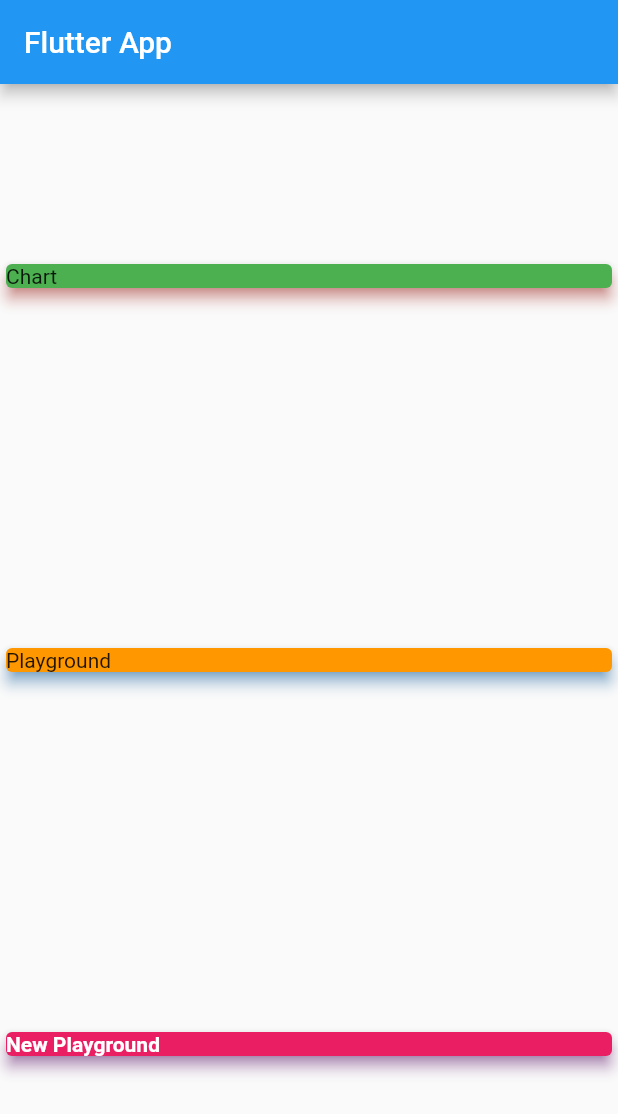
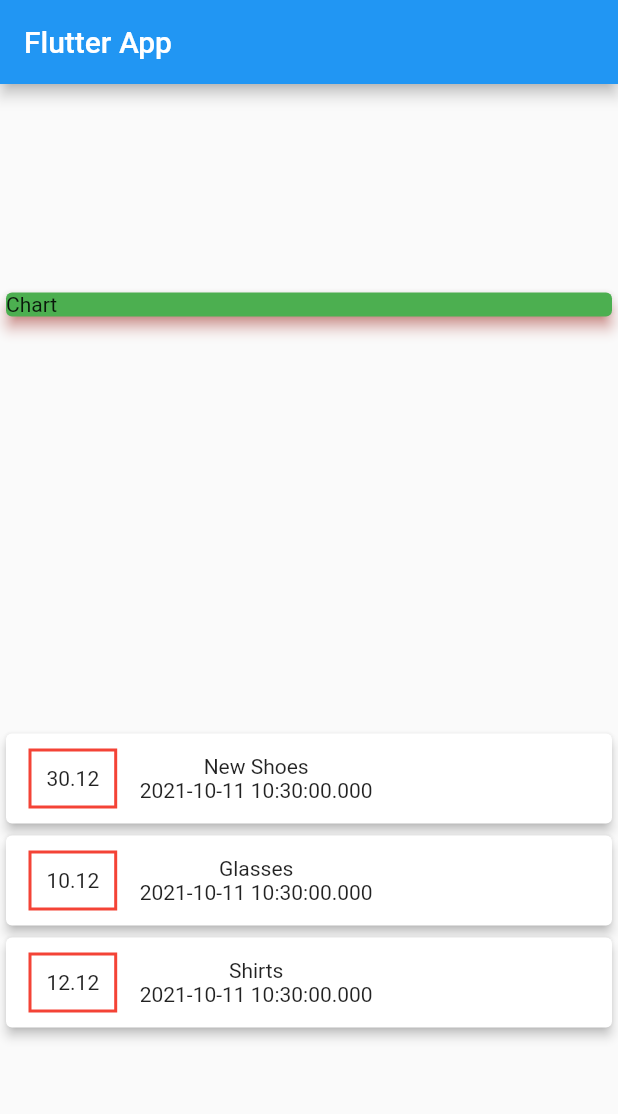
Before and after one commit to My-Personal-Flutter/Expense-Planner, a Flutter app: the screen it shows after launch, on a phone screen of 412 x 824 dp. Shown: the top 1114 px of the screen. Run offline on Flutter 3.47's test engine with Material 2 defaults, Android fonts, the phone set to English and light mode, and no system bars.

Commit message:
project working

```diff
--- a/lib/main.dart
+++ b/lib/main.dart
@@ -1,3 +1,4 @@
+import 'package:expense_planner/transaction.dart';
 import 'package:flutter/material.dart';
 
 void main() => runApp(MyApp());
@@ -13,6 +14,26 @@ class MyApp extends StatelessWidget {
 }
 
 class MyHomePage extends StatelessWidget {
+  final List<Transaction> transactions = [
+    Transaction(
+      id: "t1",
+      title: "New Shoes",
+      amount: 30.12,
+      date: DateTime.now(),
+    ),
+    Transaction(
+      id: "t2",
+      title: "Glasses",
+      amount: 10.12,
+      date: DateTime.now(),
+    ),
+    Transaction(
+      id: "t2",
+      title: "Shirts",
+      amount: 12.12,
+      date: DateTime.now(),
+    ),
+  ];
   @override
   Widget build(BuildContext context) {
     return Scaffold(
@@ -33,27 +54,39 @@ class MyHomePage extends StatelessWidget {
               child: Text("Chart"),
             ),
           ),
-          Container(
-            width: double.infinity,
-            child: Card(
-              shadowColor: Colors.blue,
-              color: Colors.orange,
-              elevation: 4,
-              child: Text("Playground"),
-            ),
-          ),
-          Card(
-            shadowColor: Colors.purple,
-            color: Colors.pink,
-            elevation: 4,
-            child: Text(
-              "New Playground",
-              style: TextStyle(
-                color: Colors.white,
-                fontWeight: FontWeight.bold,
-              ),
-            ),
-          ),
+          Column(
+            children: transactions.map((tx) {
+              return Card(
+                elevation: 3,
+                child: Row(
+                  children: [
+                    Container(
+                      margin: EdgeInsets.symmetric(
+                        vertical: 10,
+                        horizontal: 15,
+                      ),
+                      decoration: BoxDecoration(
+                        border: Border.all(
+                          color: Colors.red,
+                          width: 2,
+                        ),
+                      ),
+                      padding: EdgeInsets.all(10),
+                      child: Text(tx.amount.toString()),
+                    ),
+                    Column(
+                      children: [
+                        Text(tx.title),
+                        Text(
+                          tx.date.toString(),
+                        )
+                      ],
+                    )
+                  ],
+                ),
+              );
+            }).toList(),
+          )
         ],
       ),
     );
--- /dev/null
+++ b/lib/transaction.dart
@@ -0,0 +1,17 @@
+import 'package:flutter/material.dart';
+
+import 'package:flutter/foundation.dart';
+
+class Transaction {
+  final String id;
+  final String title;
+  final double amount;
+  final DateTime date;
+
+  Transaction({
+    @required this.id,
+    @required this.title,
+    @required this.amount,
+    @required this.date,
+  });
+}
```
